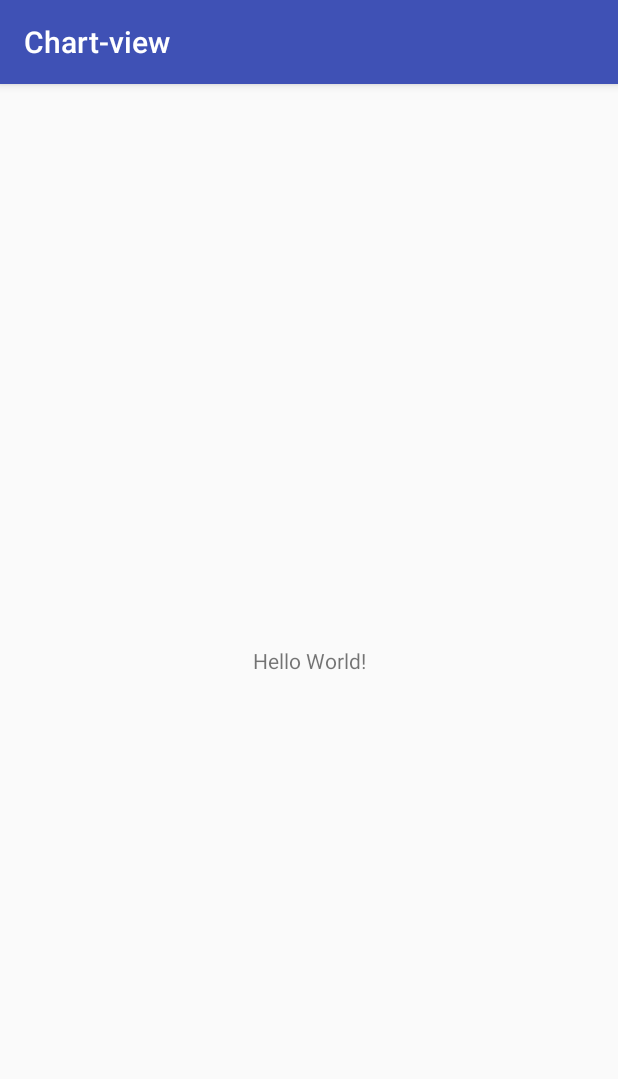
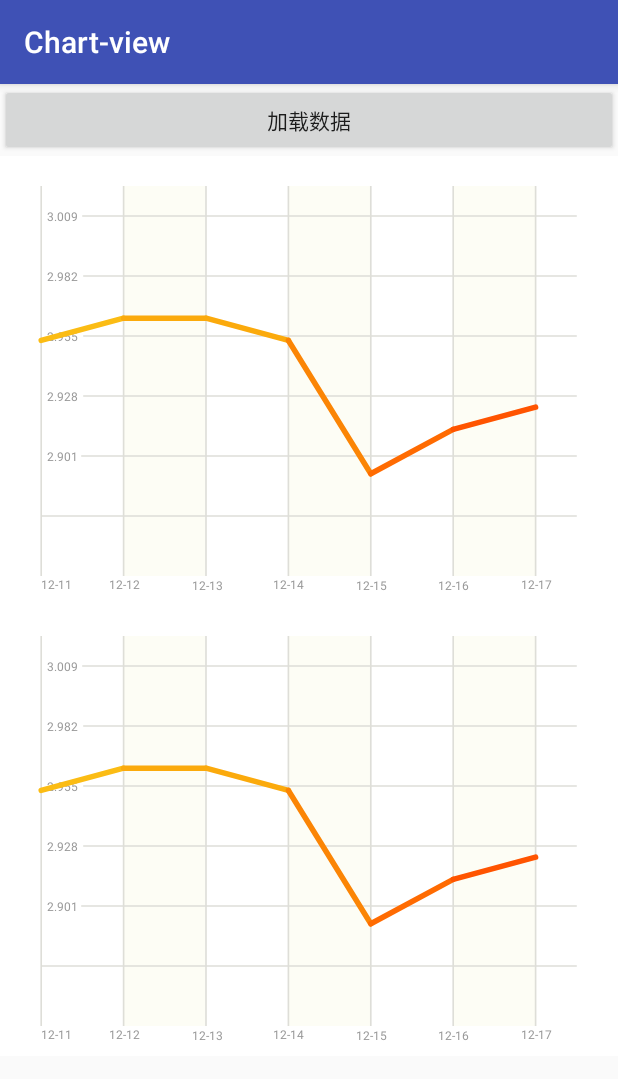
Before and after one commit to yuezhusust/chart-view, an Android app: the screen it shows after launch (MainActivity), on a phone screen of 412 x 824 dp. Shown: the top 1079 px of the screen. Run offline under Robolectric (Android 15) with nearby library versions, the phone set to English and light mode, and no system bars.

Commit message:
增加chartview的实现

```diff
--- /dev/null
+++ b/app/src/main/java/com/yuezhu/chart_view/MyChartView.java
@@ -0,0 +1,475 @@
+package com.yuezhu.chart_view;
+
+import android.content.Context;
+import android.graphics.Canvas;
+import android.graphics.Color;
+import android.graphics.Paint;
+import android.graphics.Rect;
+import android.graphics.drawable.ColorDrawable;
+import android.graphics.drawable.GradientDrawable;
+import android.support.annotation.Nullable;
+import android.text.TextUtils;
+import android.util.AttributeSet;
+import android.view.Gravity;
+import android.view.MotionEvent;
+import android.view.View;
+import android.view.ViewGroup;
+import android.widget.PopupWindow;
+import android.widget.TextView;
+
+import java.text.DecimalFormat;
+import java.util.ArrayList;
+import java.util.Arrays;
+
+/**
+ * @name Chart-view
+ * @class name：com.yuezhu.chart_view
+ * @class describe: chartview 折线图
+ * @author: yuezhusust
+ * @time 2017/8/22 17:59
+ */
+
+public class MyChartView extends View {
+    private float xLength;
+    private float yLength;
+    private float startPointX;
+    private float startPointY;
+    private float xScale;
+    private float yScale;
+    private float coordTextSize;
+
+    private String[] xLabel;
+    private String[] yLabel;
+    private String[] data;
+    private String title;
+
+
+    private String[] mDataLineColors;
+    private float[][] mDataCoords = new float[7][2];
+
+    private Paint mScaleLinePaint;
+    private Paint mDataLinePaint;
+    private Paint mScaleValuePaint;
+    private Paint mBackColorPaint;
+
+    Rect bounds = new Rect();
+    private boolean isClick;    //是否点击了数据点
+    private int clickIndex = -1; //被点击的数据点的索引值
+
+    private PopupWindow mPopWin;
+
+
+
+    public MyChartView(Context context, @Nullable AttributeSet attrs) {
+        super(context, attrs);
+        init();
+    }
+
+    private void init() {
+        this.setBackgroundColor(Color.WHITE);
+        //X轴刻度值
+        if (xLabel == null) {
+            xLabel = new String[]{"12-11", "12-12", "12-13", "12-14", "12-15", "12-16", "12-17"};
+        }
+        //数据点
+        if (data == null) {
+            data = new String[]{"2.98", "2.99", "2.99", "2.98", "2.92", "2.94", "2.95"};
+        }
+        //标题
+        if (title == null) {
+            title = "七日年化收益率(%)";
+        }
+        //根据设置的数据值生成Y坐标刻度值
+        yLabel = createYLabel();
+        mDataLineColors = new String[]{"#fbbc14", "#fbaa0c", "#fbaa0c", "#fb8505",
+                "#ff6b02", "#ff5400", "#ff5400"};
+        //新建画笔
+        mDataLinePaint = new Paint(); //数据（点和连线）画笔
+        mScaleLinePaint = new Paint(); //坐标（刻度线条）值画笔
+        mScaleValuePaint = new Paint(); //图表（刻度值）画笔
+        mBackColorPaint = new Paint(); //背景（色块）画笔
+
+        //画笔抗锯齿
+        mDataLinePaint.setAntiAlias(true);
+        mScaleLinePaint.setAntiAlias(true);
+        mScaleValuePaint.setAntiAlias(true);
+        mBackColorPaint.setAntiAlias(true);
+
+    }
+
+
+    @Override
+    protected void onMeasure(int widthMeasureSpec, int heightMeasureSpec) {
+        super.onMeasure(widthMeasureSpec, heightMeasureSpec);
+        initParams();
+    }
+
+    @Override
+    protected void onDraw(Canvas canvas) {
+        super.onDraw(canvas);
+        drawBackColor(canvas);       //绘制背景色块
+        drawYAxisAndXScaleValue(canvas);  //绘制y轴和x轴刻度值
+        drawXAxisAndYScaleValue(canvas);   //绘制x轴和Y轴刻度值
+        drawDataLines(canvas);            //绘制数据连线
+        drawDataPoints(canvas);            //绘制数据点
+        drawTitle(canvas);                //绘制title
+    }
+
+    @Override
+    public boolean onTouchEvent(MotionEvent event) {
+        float touchX = event.getX();
+        float touchY = event.getY();
+        for (int i = 0; i < 7; i++) {
+            float dataX = mDataCoords[i][0];
+            float dataY = mDataCoords[i][1];
+            //控制触摸点击的范围，在有效范围内才出发点击事件
+            if (Math.abs(touchX - dataX) < xScale / 2 && Math.abs(touchY - dataY) < yScale / 2) {
+                isClick = true;
+                clickIndex = i;
+                invalidate();   //重绘展示数据点小圆圈
+                showDetails(i);   //通过PopupWindow展示详细数据信息
+                return true;
+            } else {
+                hideDetails();
+            }
+        }
+
+
+        return super.onTouchEvent(event);
+    }
+
+    /**
+     * @methodName: hideDetails
+     * @desc: 影藏数据点展示
+     * @param: []
+     * @return: void
+     * @author: yuezhusust
+     * @time: 2017/8/24  15:23
+     */
+    private void hideDetails() {
+        if (mPopWin != null) {
+            mPopWin.dismiss();
+        }
+    }
+
+    /**
+     * @methodName: showDetails
+     * @desc: 点击数据点后，展示详细的数据值
+     * @param: [index]
+     * @return: void
+     * @author: yuezhusust
+     * @time: 2017/8/24  15:08
+     */
+    private void showDetails(int index) {
+        if (mPopWin != null) {
+            mPopWin.dismiss();
+        }
+        TextView tv = new TextView(getContext());
+        tv.setTextColor(Color.WHITE);
+        tv.setBackgroundResource(R.drawable.shape_pop_bg);
+        GradientDrawable myGrad = (GradientDrawable) tv.getBackground();
+        myGrad.setColor(Color.parseColor(mDataLineColors[index]));
+        tv.setPadding(20, 0, 20, 0);
+        tv.setGravity(Gravity.CENTER);
+        tv.setText(data[index] + "%");
+        mPopWin = new PopupWindow(tv, ViewGroup.LayoutParams.WRAP_CONTENT, ViewGroup.LayoutParams.WRAP_CONTENT);
+        mPopWin.setBackgroundDrawable(new ColorDrawable(0));
+        mPopWin.setFocusable(false);
+        //根据坐标点的位置计算弹窗的展示位置
+        int xoff = (int) (mDataCoords[index][0] - 0.5 * xScale);
+        int yoff = (int) -(getHeight() - mDataCoords[index][1] + 0.75f * yScale);
+        mPopWin.showAsDropDown(this, xoff, yoff);
+        mPopWin.update();
+
+    }
+
+    /**
+     * @methodName: drawTitle
+     * @desc: 绘制标题文本和线条
+     * @param: [canvas]
+     * @return: void
+     * @author: yuezhusust
+     * @time: 2017/8/24  14:40
+     */
+    private void drawTitle(Canvas canvas) {
+        mDataLinePaint.getTextBounds(title, 0, title.length(), bounds);
+        canvas.drawText(title, (getWidth() - bounds.width()) / 2, startPointY
+                + yLength + yScale, mDataLinePaint);
+        canvas.drawLine((getWidth() - bounds.width()) / 2 - xScale / 15, startPointY + yLength + yScale - bounds.height() / 2 + coordTextSize / 4,
+                (getWidth() - bounds.width()) / 2 - xScale / 2,
+                startPointY + yLength + yScale - bounds.height() / 2 + coordTextSize / 4,
+                mDataLinePaint);
+    }
+
+    /**
+     * @methodName: drawDataPoints
+     * @desc: 绘制数据点
+     * @param: [canvas]
+     * @return: void
+     * @author: yuezhusust
+     * @time: 2017/8/24  14:30
+     */
+    private void drawDataPoints(Canvas canvas) {
+        //view被点击之后触发绘制事件
+        if (isClick && clickIndex > -1) {
+            mDataLinePaint.setColor(Color.parseColor(mDataLineColors[clickIndex]));
+            canvas.drawCircle(mDataCoords[clickIndex][0], mDataCoords[clickIndex][1], xScale / 10, mDataLinePaint);
+            mDataLinePaint.setColor(Color.WHITE);
+            canvas.drawCircle(mDataCoords[clickIndex][0], mDataCoords[clickIndex][1], xScale / 20, mDataLinePaint);
+            mDataLinePaint.setColor(Color.parseColor(mDataLineColors[clickIndex]));
+        }
+    }
+
+    /**
+     * @methodName: drawDataLines
+     * @desc: 绘制数据连线
+     * @param: [canvas]
+     * @return: void
+     * @author: yuezhusust
+     * @time: 2017/8/24  14:13
+     */
+    private void drawDataLines(Canvas canvas) {
+        getDataRoords();
+        for (int i = 0; i < 6; i++) {
+            mDataLinePaint.setColor(Color.parseColor(mDataLineColors[i]));
+            canvas.drawLine(mDataCoords[i][0], mDataCoords[i][1], mDataCoords[i + 1][0],
+                    mDataCoords[i + 1][1], mDataLinePaint
+            );
+        }
+    }
+
+    /**
+     * @methodName: getDataRoords
+     * @desc: 获取数据值得坐标点
+     * @param: []
+     * @return: void
+     * @author: yuezhusust
+     * @time: 2017/8/24  14:14
+     */
+    private void getDataRoords() {
+        float originalPointX = startPointX;
+        float originalPointY = startPointY + yLength - yScale;
+        for (int i = 0; i < data.length; i++) {
+            mDataCoords[i][0] = originalPointX + i * xScale;
+            float dataY = Float.parseFloat(data[i]);
+            float oriY = Float.parseFloat(yLabel[0]);
+            mDataCoords[i][1] = originalPointY - (yScale * (dataY - oriY) / (Float.parseFloat(yLabel[1]) - Float.parseFloat(yLabel[0])));
+
+
+        }
+    }
+
+    /**
+     * @methodName: drawXAxisAndYScaleValue
+     * @desc: 绘制X轴和Y轴刻度值
+     * @param: [canvas]
+     * @return: void
+     * @author: yuezhusust
+     * @time: 2017/8/24  14:08
+     */
+    private void drawXAxisAndYScaleValue(Canvas canvas) {
+
+        for (int i = 0; i < 6; i++) {
+            if (i < 5) {
+                mScaleValuePaint.getTextBounds(yLabel[4 - i], 0, yLabel[4 - i].length(), bounds);
+                canvas.drawText(yLabel[4 - i], startPointX + xScale / 15,
+                        startPointY + yScale * (i + 0.5f) + bounds.height() / 2,
+                        mScaleValuePaint);
+                canvas.drawLine(startPointX + bounds.width() + 2 * xScale / 15,
+                        startPointY + (i + 0.5f) * yScale,
+                        startPointX + xLength,
+                        startPointY + (i + 0.5f) * yScale,
+                        mScaleLinePaint);
+            } else {
+                canvas.drawLine(startPointX, startPointY + (i + 0.5f) * yScale,
+                        startPointX + xLength,
+                        startPointY + (i + 0.5f) * yScale,
+                        mScaleLinePaint);
+            }
+        }
+    }
+
+    /**
+     * @methodName: drawYAxisAndXScaleValue
+     * @desc: 绘制X轴刻度值和Y轴
+     * @param: [canvas]
+     * @return: void
+     * @author: yuezhusust
+     * @time: 2017/8/24  14:07
+     */
+    private void drawYAxisAndXScaleValue(Canvas canvas) {
+        for (int i = 0; i < 7; i++) {
+            canvas.drawLine(startPointX + i * xScale, startPointY, startPointX + i * xScale,
+                    startPointY + yLength, mScaleLinePaint);
+            mScaleValuePaint.getTextBounds(xLabel[i], 0, xLabel[i].length(), bounds);
+            if (i == 0) {
+                canvas.drawText(xLabel[i], startPointX,
+                        startPointY + yLength + bounds.height() + yScale / 15,
+                        mScaleValuePaint);
+            } else {
+                canvas.drawText(xLabel[i], startPointX + i * xScale - bounds.width() / 2,
+                        startPointY + yLength + bounds.height() + yScale / 15,
+                        mScaleValuePaint);
+            }
+        }
+    }
+
+    /**
+     * @methodName: drawBackColor
+     * @desc: 绘制背景色块
+     * @param: [canvas]
+     * @return: void
+     * @author: yuezhusust
+     * @time: 2017/8/23  15:27
+     */
+    private void drawBackColor(Canvas canvas) {
+        for (int i = 0; i < 7; i++) {
+            if (i == 2 || i == 4 || i == 6) {
+                canvas.drawRect(startPointX + (i - 1) * xScale, startPointY
+                        , startPointX + i * xScale, yLength + startPointY, mBackColorPaint);
+            }
+        }
+    }
+
+    /**
+     * @methodName: initParams
+     * @desc: 初始化参数
+     * @param:
+     * @return:
+     * @author: yuezhusust
+     * @time: 2017/8/23  14:35
+     */
+    private void initParams() {
+        int width = getMeasuredWidth() - getPaddingLeft() - getPaddingRight();
+        int height = getMeasuredHeight() - getPaddingTop() - getPaddingBottom();
+
+        xScale = width / 7.5f;          //X轴刻度
+        yScale = height / 7.5f;            //Y轴刻度
+        startPointX = xScale / 2;        //开始绘图的X坐标
+        startPointY = yScale / 2;        //开始绘图的Y坐标
+        xLength = 6.5f * xScale;         //X轴长度
+        yLength = 6.5f * yScale;         //Y轴长度
+
+        float chartLineStrokeWidth = xScale / 50;   //图表线条的宽度
+        coordTextSize = xScale / 5;  //坐标刻度文字的大小
+        float dataLineStrokeWidth = xScale / 15;  //数据线条的宽度
+        //设置画笔相关属性
+        mBackColorPaint.setColor(0x11DEDE68);
+        mScaleLinePaint.setStrokeWidth(chartLineStrokeWidth);
+        mScaleLinePaint.setColor(0xFFDEDED8);
+        mScaleValuePaint.setColor(0xFF999999);
+        mScaleLinePaint.setTextSize(coordTextSize);
+        mDataLinePaint.setStrokeWidth(dataLineStrokeWidth);
+        mDataLinePaint.setStrokeCap(Paint.Cap.ROUND);
+        mDataLinePaint.setTextSize(1.5f * coordTextSize);
+    }
+
+    /**
+     * @methodName: createYLabel
+     * @desc:
+     * @param: []
+     * @return: java.lang.String[] ，根据数据值data生成合适的Y坐标刻度值
+     * @author: yuezhusust
+     * @time: 2017/8/23  13:20
+     */
+    private String[] createYLabel() {
+        float[] dataFloats = new float[7];
+        for (int i = 0; i < data.length; i++) {
+            dataFloats[i] = Float.parseFloat(data[i]);
+        }
+        //将数据值从小大大排序
+        Arrays.sort(dataFloats);
+        //取得中间值
+        float middle = format3Bit((dataFloats[0] + dataFloats[6]) / 2f);
+        //Y刻度值
+        float scale = format3Bit((dataFloats[6] - dataFloats[0]) / 4 + 0.01f);
+        String[] yText = new String[5];
+        yText[0] = (middle - 2 * scale) + "";
+        yText[1] = (middle - scale) + "";
+        yText[2] = middle + "";
+        yText[3] = (middle + scale) + "";
+        yText[4] = (middle + 2 * scale) + "";
+        for (int i = 0; i < yText.length; i++) {
+            yText[i] = format3Bit(yText[i]);
+        }
+        return yText;
+    }
+
+    /**
+     * @methodName: format3Bit
+     * @desc: 格式化字符串
+     * @param: [s]
+     * @return: java.lang.String ###.000
+     * @author: yuezhusust
+     * @time: 2017/8/23  13:54
+     */
+    private String format3Bit(String s) {
+        if (TextUtils.isEmpty(s)) {
+            return "0.000";
+        }
+        float numberFloat = Float.parseFloat(s);
+        DecimalFormat decimalFormat = new DecimalFormat("###.000");
+        String target = decimalFormat.format(numberFloat);
+        if (target.startsWith(".")) {
+            target = "0" + target;
+        }
+        return target;
+    }
+
+    /**
+     * @methodName: format3Bit
+     * @desc: 格式化数字 ###.000
+     * @param: [v]
+     * @return: float ###.000
+     * @author: yuezhusust
+     * @time: 2017/8/23  13:33
+     */
+    private float format3Bit(float v) {
+        DecimalFormat decimalFormat = new DecimalFormat("###.000");
+        String target = decimalFormat.format(v);
+        if (target.startsWith(".")) {
+            target = "0" + target;
+        }
+        return Float.parseFloat(target);
+    }
+
+    /**
+     * @methodName: setxLabel
+     * @desc:
+     * @param: [xLabel]
+     * @return: void
+     * @author: yuezhusust
+     * @time: 2017/8/23  13:42
+     */
+    public void setxLabel(String[] xLabel) {
+
+        this.xLabel = xLabel;
+    }
+
+    /**
+     * @methodName: setData
+     * @desc:
+     * @param: [data]
+     * @return: void
+     * @author: yuezhusust
+     * @time: 2017/8/23  13:42
+     */
+    public void setData(String[] data) {
+
+        this.data = data;
+    }
+
+    /**
+     * @methodName: setTitle
+     * @desc:
+     * @param: [title]
+     * @return: void
+     * @author: yuezhusust
+     * @time: 2017/8/23  13:42
+     */
+    public void setTitle(String title) {
+
+        this.title = title;
+    }
+
+}
--- /dev/null
+++ b/app/src/main/res/drawable/shape_pop_bg.xml
@@ -0,0 +1,11 @@
+<?xml version="1.0" encoding="utf-8"?>
+<shape xmlns:android="http://schemas.android.com/apk/res/android">
+    <corners
+        android:bottomLeftRadius="15dp"
+        android:bottomRightRadius="15dp"
+        android:topLeftRadius="15dp"
+        android:topRightRadius="15dp"
+
+        />
+    <solid android:color="#ff5400" />
+</shape>
--- a/app/src/main/res/layout/activity_main.xml
+++ b/app/src/main/res/layout/activity_main.xml
@@ -1,18 +1,31 @@
 <?xml version="1.0" encoding="utf-8"?>
-<android.support.constraint.ConstraintLayout xmlns:android="http://schemas.android.com/apk/res/android"
+<ScrollView xmlns:android="http://schemas.android.com/apk/res/android"
     xmlns:app="http://schemas.android.com/apk/res-auto"
     xmlns:tools="http://schemas.android.com/tools"
     android:layout_width="match_parent"
     android:layout_height="match_parent"
+    android:orientation="vertical"
     tools:context="com.yuezhu.chart_view.MainActivity">
 
-    <TextView
-        android:layout_width="wrap_content"
+    <LinearLayout
+        android:layout_width="match_parent"
         android:layout_height="wrap_content"
-        android:text="Hello World!"
-        app:layout_constraintBottom_toBottomOf="parent"
-        app:layout_constraintLeft_toLeftOf="parent"
-        app:layout_constraintRight_toRightOf="parent"
-        app:layout_constraintTop_toTopOf="parent" />
+        android:orientation="vertical">
 
-</android.support.constraint.ConstraintLayout>
+
+        <Button
+            android:layout_width="match_parent"
+            android:layout_height="wrap_content"
+            android:onClick="loadData"
+            android:text="加载数据" />
+
+        <com.yuezhu.chart_view.MyChartView
+            android:id="@+id/chart_view1"
+            android:layout_width="match_parent"
+            android:layout_height="300dp" />
+        <com.yuezhu.chart_view.MyChartView
+            android:id="@+id/chart_view2"
+            android:layout_width="match_parent"
+            android:layout_height="300dp" />
+    </LinearLayout>
+</ScrollView>
```
